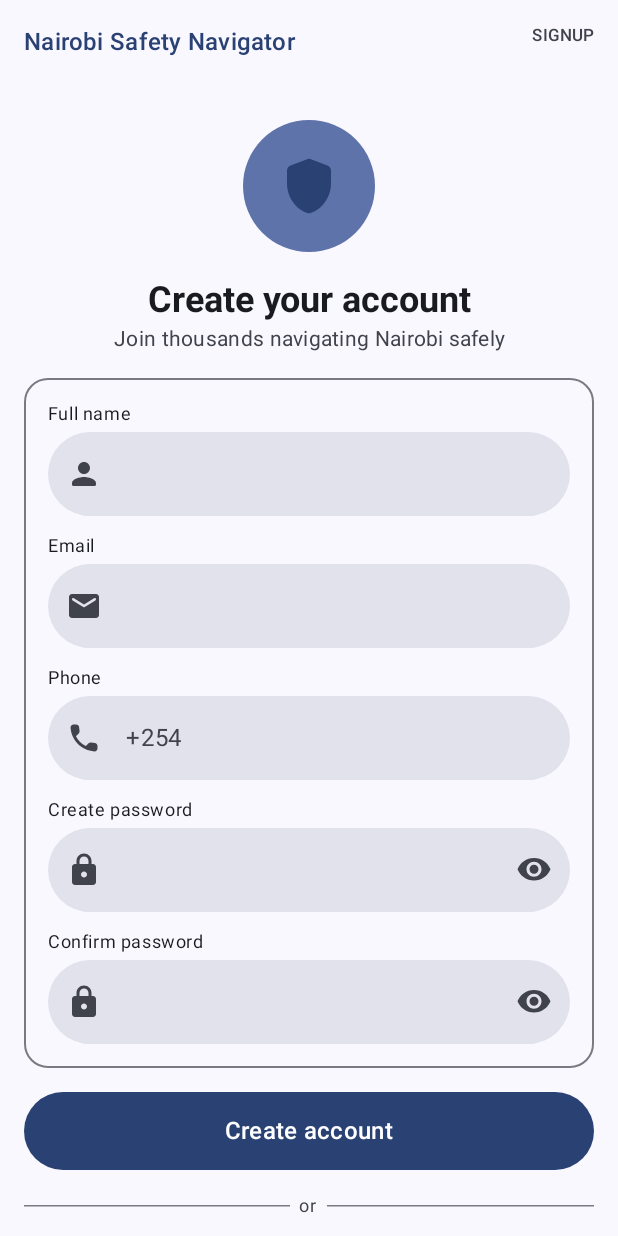
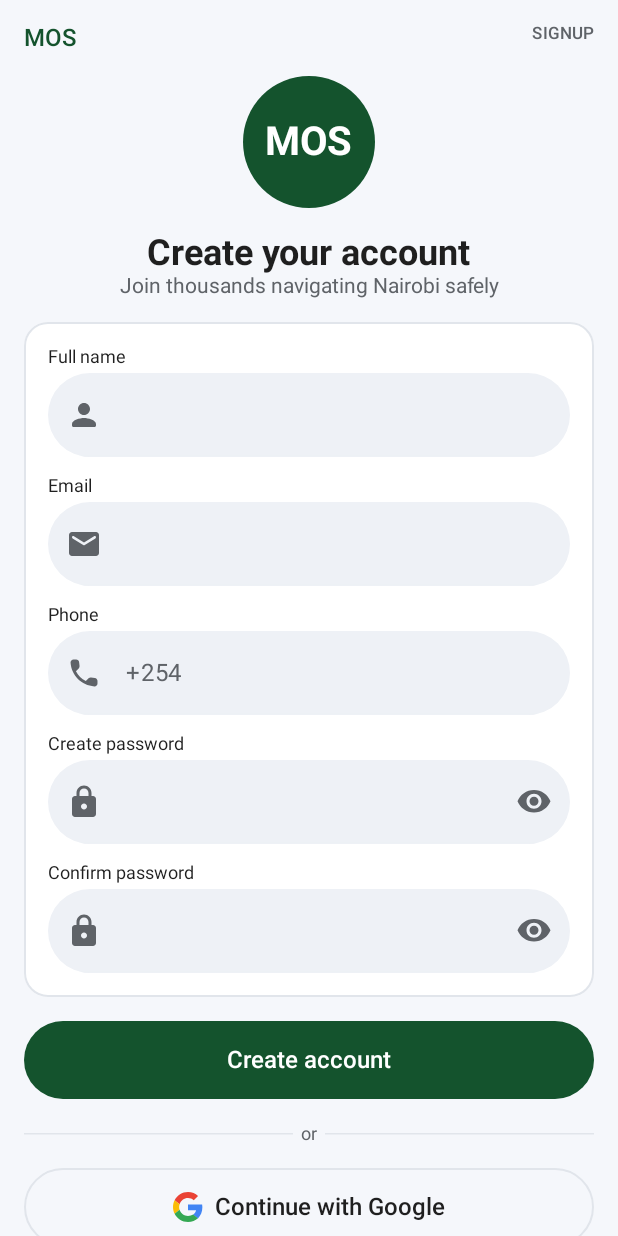
Before and after one commit to jolene-jebet/MOS, an Android app built with Jetpack Compose: the screen it shows after launch (MainActivity), after a tap on "Sign up", on a phone screen of 412 x 824 dp. Run offline under Robolectric (Android 15) with nearby library versions, the phone set to English and light mode, and no system bars; our stand-ins replace Firebase (no records; nobody signed in at launch, a user with empty details on screens opened directly); 2 other taps on this screen came first.

Commit message:
add splach screen and MOS logo

```diff
--- a/app/src/main/java/com/example/mos/MainActivity.kt
+++ b/app/src/main/java/com/example/mos/MainActivity.kt
@@ -18,6 +18,7 @@ import androidx.compose.material3.Text
 import androidx.compose.runtime.Composable
 import androidx.compose.runtime.getValue
 import androidx.compose.runtime.remember
+import androidx.compose.runtime.rememberCoroutineScope
 import androidx.compose.ui.Modifier
 import androidx.lifecycle.createSavedStateHandle
 import androidx.lifecycle.viewmodel.compose.viewModel
@@ -37,11 +38,13 @@ import com.example.mos.data.RouteRepository
 import com.example.mos.screens.auth.AuthViewModel
 import com.example.mos.screens.auth.LoginScreen
 import com.example.mos.screens.auth.SignupScreen
+import com.example.mos.screens.auth.WelcomeScreen
 import com.example.mos.screens.explore.ExploreScreen
 import com.example.mos.screens.profile.ProfileScreen
 import com.example.mos.screens.routedetail.RouteDetailScreen
 import com.example.mos.screens.routedetail.RouteDetailViewModel
 import com.example.mos.ui.theme.MOSTheme
+import kotlinx.coroutines.launch
 
 class MainActivity : ComponentActivity() {
 
@@ -76,8 +79,10 @@ fun MOSApp(
     val backStackEntry by navController.currentBackStackEntryAsState()
     val currentRoute = backStackEntry?.destination?.route
 
-    // Resume straight into Explore if already signed in; otherwise start at Login.
-    val startDestination = remember { if (authRepository.currentUser() != null) "explore" else "login" }
+    val scope = rememberCoroutineScope()
+
+    // Resume straight into Explore if already signed in; otherwise start at Welcome.
+    val startDestination = remember { if (authRepository.currentUser() != null) "explore" else "welcome" }
 
     // Bottom bar is shown only on the two main tabs.
     val showBottomBar = currentRoute == "explore" || currentRoute == "profile"
@@ -108,6 +113,12 @@ fun MOSApp(
             startDestination = startDestination,
             modifier = Modifier.padding(innerPadding)
         ) {
+            composable("welcome") {
+                WelcomeScreen(
+                    onLogin = { navController.navigate("login") },
+                    onSignup = { navController.navigate("signup") }
+                )
+            }
             composable("login") {
                 LoginScreen(
                     viewModel = viewModel { AuthViewModel(authRepository) },
@@ -116,7 +127,8 @@ fun MOSApp(
                             popUpTo(navController.graph.id) { inclusive = true }
                         }
                     },
-                    onGoToSignup = { navController.navigate("signup") }
+                    // popUpTo keeps the back stack as Welcome -> Signup (no Login/Signup pile-up).
+                    onGoToSignup = { navController.navigate("signup") { popUpTo("welcome") } }
                 )
             }
             composable("signup") {
@@ -127,7 +139,7 @@ fun MOSApp(
                             popUpTo(navController.graph.id) { inclusive = true }
                         }
                     },
-                    onGoToLogin = { navController.popBackStack() }
+                    onGoToLogin = { navController.navigate("login") { popUpTo("welcome") } }
                 )
             }
             composable("explore") {
@@ -158,8 +170,11 @@ fun MOSApp(
             composable("profile") {
                 ProfileScreen(
                     onSignOut = {
-                        navController.navigate("login") {
-                            popUpTo(navController.graph.id) { inclusive = true }
+                        scope.launch {
+                            authRepository.logout()
+                            navController.navigate("welcome") {
+                                popUpTo(navController.graph.id) { inclusive = true }
+                            }
                         }
                     }
                 )
--- a/app/src/main/java/com/example/mos/screens/auth/AuthScreens.kt
+++ b/app/src/main/java/com/example/mos/screens/auth/AuthScreens.kt
@@ -2,6 +2,8 @@
 package com.example.mos.screens.auth
 
 import android.content.Context
+import androidx.compose.foundation.BorderStroke
+import androidx.compose.foundation.Image
 import androidx.compose.foundation.background
 import androidx.compose.foundation.layout.Arrangement
 import androidx.compose.foundation.layout.Box
@@ -14,6 +16,7 @@ import androidx.compose.foundation.layout.height
 import androidx.compose.foundation.layout.imePadding
 import androidx.compose.foundation.layout.padding
 import androidx.compose.foundation.layout.size
+import androidx.compose.foundation.layout.width
 import androidx.compose.foundation.rememberScrollState
 import androidx.compose.foundation.shape.CircleShape
 import androidx.compose.foundation.shape.RoundedCornerShape
@@ -24,7 +27,6 @@ import androidx.compose.material.icons.rounded.Email
 import androidx.compose.material.icons.rounded.Lock
 import androidx.compose.material.icons.rounded.Person
 import androidx.compose.material.icons.rounded.Phone
-import androidx.compose.material.icons.rounded.Shield
 import androidx.compose.material.icons.rounded.Visibility
 import androidx.compose.material.icons.rounded.VisibilityOff
 import androidx.compose.material3.Button
@@ -52,12 +54,15 @@ import androidx.compose.ui.Alignment
 import androidx.compose.ui.Modifier
 import androidx.compose.ui.graphics.vector.ImageVector
 import androidx.compose.ui.platform.LocalContext
+import androidx.compose.ui.res.painterResource
 import androidx.compose.ui.text.font.FontWeight
 import androidx.compose.ui.text.input.KeyboardType
 import androidx.compose.ui.text.input.PasswordVisualTransformation
 import androidx.compose.ui.text.input.VisualTransformation
 import androidx.compose.ui.text.style.TextAlign
+import androidx.compose.ui.unit.Dp
 import androidx.compose.ui.unit.dp
+import androidx.compose.ui.unit.sp
 import androidx.credentials.CredentialManager
 import androidx.credentials.CustomCredential
 import androidx.credentials.GetCredentialRequest
@@ -71,6 +76,37 @@ import kotlinx.coroutines.launch
 
 // ---------- Screens ----------
 
+// First screen for signed-out users: logo and tagline in the middle, buttons at the bottom.
+@Composable
+fun WelcomeScreen(onLogin: () -> Unit, onSignup: () -> Unit) {
+    Column(
+        modifier = Modifier
+            .fillMaxSize()
+            .background(MaterialTheme.colorScheme.background)
+            .padding(16.dp),
+        horizontalAlignment = Alignment.CenterHorizontally
+    ) {
+        Column(
+            modifier = Modifier.weight(1f),
+            verticalArrangement = Arrangement.Center,
+            horizontalAlignment = Alignment.CenterHorizontally
+        ) {
+            MosLogo(size = 140.dp)
+            Spacer(Modifier.height(24.dp))
+            Text(
+                "Move smart. Arrive safe.",
+                style = MaterialTheme.typography.titleMedium,
+                color = MaterialTheme.colorScheme.onSurfaceVariant
+            )
+        }
+
+        PrimaryButton("Log in", loading = false, onClick = onLogin)
+        Spacer(Modifier.height(12.dp))
+        SecondaryButton("Sign up", onClick = onSignup)
+        Spacer(Modifier.height(16.dp))
+    }
+}
+
 @Composable
 fun LoginScreen(viewModel: AuthViewModel, onLogin: () -> Unit, onGoToSignup: () -> Unit) {
     val state by viewModel.uiState.collectAsState()
@@ -78,8 +114,8 @@ fun LoginScreen(viewModel: AuthViewModel, onLogin: () -> Unit, onGoToSignup: ()
     var password by rememberSaveable { mutableStateOf("") }
 
     AuthPage {
-        ShieldLogo()
-        Title("Welcome back", "Sign in to keep navigating Nairobi safely")
+        MosLogo(size = 88.dp)
+        Title("Welcome back", "Log in to keep navigating Nairobi safely")
 
         FormCard {
             AuthTextField("Email", email, { email = it }, Icons.Rounded.Email, KeyboardType.Email)
@@ -87,7 +123,7 @@ fun LoginScreen(viewModel: AuthViewModel, onLogin: () -> Unit, onGoToSignup: ()
         }
 
         ErrorText(state.error)
-        PrimaryButton("Sign in", state.loading) { viewModel.login(email, password, onLogin) }
+        PrimaryButton("Log in", state.loading) { viewModel.login(email, password, onLogin) }
         OrDivider()
         GoogleButton(viewModel, onLogin)
 
@@ -106,7 +142,7 @@ fun SignupScreen(viewModel: AuthViewModel, onSignup: () -> Unit, onGoToLogin: ()
 
     AuthPage {
         SignupTopBar()
-        ShieldLogo()
+        MosLogo(size = 88.dp)
         Title("Create your account", "Join thousands navigating Nairobi safely")
 
         FormCard {
@@ -127,7 +163,7 @@ fun SignupScreen(viewModel: AuthViewModel, onSignup: () -> Unit, onGoToLogin: ()
         OrDivider()
         GoogleButton(viewModel, onSignup)
 
-        SwitchScreenLink("Already have an account?", "Sign in", onGoToLogin)
+        SwitchScreenLink("Already have an account?", "Log in", onGoToLogin)
         SecurityFooter()
     }
 }
@@ -157,7 +193,17 @@ private fun GoogleButton(viewModel: AuthViewModel, onSuccess: () -> Unit) {
         modifier = Modifier.fillMaxWidth().height(52.dp),
         shape = CircleShape
     ) {
-        Text("Continue with Google", style = MaterialTheme.typography.titleMedium)
+        Image(
+            painter = painterResource(R.drawable.ic_google_logo),
+            contentDescription = null,
+            modifier = Modifier.size(20.dp)
+        )
+        Spacer(Modifier.width(8.dp))
+        Text(
+            "Continue with Google",
+            style = MaterialTheme.typography.titleMedium,
+            color = MaterialTheme.colorScheme.onSurface
+        )
     }
 }
 
@@ -200,7 +246,7 @@ private fun AuthPage(content: @Composable () -> Unit) {
 private fun SignupTopBar() {
     Row(modifier = Modifier.fillMaxWidth(), horizontalArrangement = Arrangement.SpaceBetween) {
         Text(
-            "Nairobi Safety Navigator",
+            "MOS",
             style = MaterialTheme.typography.titleMedium,
             color = MaterialTheme.colorScheme.primary
         )
@@ -212,20 +258,20 @@ private fun SignupTopBar() {
     }
 }
 
+// The MOS logo: a green circle with "MOS" in white. Text scales with the circle.
 @Composable
-private fun ShieldLogo() {
+private fun MosLogo(size: Dp) {
     Box(
         modifier = Modifier
-            .padding(top = 24.dp)
-            .size(88.dp)
-            .background(MaterialTheme.colorScheme.primaryContainer, CircleShape),
+            .size(size)
+            .background(MaterialTheme.colorScheme.primary, CircleShape),
         contentAlignment = Alignment.Center
     ) {
-        Icon(
-            Icons.Rounded.Shield,
-            contentDescription = "MOS logo",
-            tint = MaterialTheme.colorScheme.primary,
-            modifier = Modifier.size(44.dp)
+        Text(
+            "MOS",
+            color = MaterialTheme.colorScheme.onPrimary,
+            fontWeight = FontWeight.Bold,
+            fontSize = (size.value * 0.3f).sp
         )
     }
 }
@@ -343,6 +389,19 @@ private fun PrimaryButton(text: String, loading: Boolean, onClick: () -> Unit) {
     }
 }
 
+// Outlined pill with green text, for the less important action.
+@Composable
+private fun SecondaryButton(text: String, onClick: () -> Unit) {
+    OutlinedButton(
+        onClick = onClick,
+        modifier = Modifier.fillMaxWidth().height(52.dp),
+        shape = CircleShape,
+        border = BorderStroke(1.dp, MaterialTheme.colorScheme.primary)
+    ) {
+        Text(text, style = MaterialTheme.typography.titleMedium, color = MaterialTheme.colorScheme.primary)
+    }
+}
+
 @Composable
 private fun OrDivider() {
     Row(verticalAlignment = Alignment.CenterVertically) {
--- a/app/src/main/java/com/example/mos/screens/explore/ExploreScreen.kt
+++ b/app/src/main/java/com/example/mos/screens/explore/ExploreScreen.kt
@@ -18,7 +18,10 @@ import androidx.compose.material3.*
 import androidx.compose.runtime.*
 import androidx.compose.ui.Alignment
 import androidx.compose.ui.Modifier
-import androidx.compose.ui.graphics.Color
+import com.example.mos.data.level
+import com.example.mos.ui.theme.Safe
+import com.example.mos.ui.theme.SafeContainer
+import com.example.mos.ui.theme.color
 import androidx.compose.ui.platform.LocalContext
 import androidx.compose.ui.platform.LocalDensity
 import androidx.compose.ui.text.style.TextOverflow
@@ -177,12 +180,12 @@ fun ExploreScreen(
                     )
                     Surface(
                         shape = RoundedCornerShape(50),
-                        color = Color(0xFFD7F5E2)
+                        color = SafeContainer
                     ) {
                         Text(
                             text = "● Live Safety Updates",
                             style = MaterialTheme.typography.labelSmall,
-                            color = Color(0xFF2DB864),
+                            color = Safe,
                             modifier = Modifier.padding(horizontal = 8.dp, vertical = 4.dp)
                         )
                     }
@@ -268,11 +271,7 @@ fun ExploreScreen(
                     if (route.stops.size >= 2) {
                         val isSafest = route == uiState.routes.first()
                         val points = route.stops.map { LatLng(it.lat, it.lng) }
-                        val color = when {
-                            route.risk.overall < 0.15 -> Color(0xFF2DB864) // Safe green
-                            route.risk.overall <= 0.30 -> Color(0xFFF9AB00) // Caution amber
-                            else -> Color(0xFFD93025) // Risk red
-                        }
+                        val color = route.risk.level().color()
                         Polyline(
                             points = points,
                             color = color,
@@ -306,7 +305,7 @@ fun ExploreScreen(
                     ) {
                         Column {
                             Text(
-                                text = "Nairobi Safety Navigator",
+                                text = "MOS",
                                 style = MaterialTheme.typography.titleMedium,
                                 color = MaterialTheme.colorScheme.primary
                             )
@@ -614,19 +613,19 @@ fun RouteCardItem(
                 Text(
                     text = "Overall Risk: ${(route.risk.overall * 100).toInt()}%",
                     style = MaterialTheme.typography.bodySmall,
-                    color = if (route.risk.overall < 0.15) Color(0xFF2DB864) else Color(0xFFD93025)
+                    color = route.risk.level().color()
                 )
             }
 
             if (isSafest) {
                 Surface(
                     shape = RoundedCornerShape(50),
-                    color = Color(0xFF2DB864)
+                    color = Safe
                 ) {
                     Text(
                         text = "SAFEST",
                         style = MaterialTheme.typography.labelSmall,
-                        color = Color.White,
+                        color = MaterialTheme.colorScheme.onPrimary,
                         modifier = Modifier.padding(horizontal = 8.dp, vertical = 4.dp)
                     )
                 }
--- a/app/src/main/java/com/example/mos/ui/theme/Color.kt
+++ b/app/src/main/java/com/example/mos/ui/theme/Color.kt
@@ -2,11 +2,37 @@
 package com.example.mos.ui.theme
 
 import androidx.compose.ui.graphics.Color
+import com.example.mos.data.RiskLevel
 
-val Purple80 = Color(0xFFD0BCFF)
-val PurpleGrey80 = Color(0xFFCCC2DC)
-val Pink80 = Color(0xFFEFB8C8)
+// Colours from DESIGN.md. Keep the two in sync.
 
-val Purple40 = Color(0xFF6650a4)
-val PurpleGrey40 = Color(0xFF625b71)
-val Pink40 = Color(0xFF7D5260)
+// Brand
+val Primary = Color(0xFF14532D)
+val PrimaryDark = Color(0xFF0B3B20)
+val PrimaryContainer = Color(0xFFE4F0E8)
+val OnPrimary = Color(0xFFFFFFFF)
+
+// Risk (only ever used to show risk)
+val Safe = Color(0xFF2DB864)
+val SafeContainer = Color(0xFFD7F5E2)
+val Caution = Color(0xFFF9AB00)
+val CautionContainer = Color(0xFFFEF3D6)
+val Risk = Color(0xFFD93025)
+val RiskContainer = Color(0xFFFCE8E6)
+val Info = Color(0xFF1A73E8)
+val InfoContainer = Color(0xFFE8F0FE)
+
+// Neutrals
+val Background = Color(0xFFF5F7FB)
+val Surface = Color(0xFFFFFFFF)
+val SurfaceVariant = Color(0xFFEEF1F6)
+val Outline = Color(0xFFE1E5EB)
+val TextPrimary = Color(0xFF1F1F1F)
+val TextSecondary = Color(0xFF5F6368)
+
+// Green / amber / red for a risk level.
+fun RiskLevel.color(): Color = when (this) {
+    RiskLevel.LOW -> Safe
+    RiskLevel.MODERATE -> Caution
+    RiskLevel.HIGH -> Risk
+}
--- a/app/src/main/java/com/example/mos/ui/theme/Theme.kt
+++ b/app/src/main/java/com/example/mos/ui/theme/Theme.kt
@@ -1,58 +1,32 @@
 // OWNER: A — TODO
 package com.example.mos.ui.theme
 
-import android.app.Activity
-import android.os.Build
-import androidx.compose.foundation.isSystemInDarkTheme
 import androidx.compose.material3.MaterialTheme
-import androidx.compose.material3.darkColorScheme
-import androidx.compose.material3.dynamicDarkColorScheme
-import androidx.compose.material3.dynamicLightColorScheme
 import androidx.compose.material3.lightColorScheme
 import androidx.compose.runtime.Composable
-import androidx.compose.ui.platform.LocalContext
 
-private val DarkColorScheme = darkColorScheme(
-    primary = Purple80,
-    secondary = PurpleGrey80,
-    tertiary = Pink80
-)
-
-private val LightColorScheme = lightColorScheme(
-    primary = Purple40,
-    secondary = PurpleGrey40,
-    tertiary = Pink40
-
-    /* Other default colors to override
-    background = Color(0xFFFFFBFE),
-    surface = Color(0xFFFFFBFE),
-    onPrimary = Color.White,
-    onSecondary = Color.White,
-    onTertiary = Color.White,
-    onBackground = Color(0xFF1C1B1F),
-    onSurface = Color(0xFF1C1B1F),
-    */
+// Light mode only for now (see DESIGN.md).
+private val MosColorScheme = lightColorScheme(
+    primary = Primary,
+    onPrimary = OnPrimary,
+    primaryContainer = PrimaryContainer,
+    onPrimaryContainer = Primary,
+    background = Background,
+    onBackground = TextPrimary,
+    surface = Surface,
+    onSurface = TextPrimary,
+    surfaceVariant = SurfaceVariant,
+    onSurfaceVariant = TextSecondary,
+    outline = Outline,
+    outlineVariant = Outline,
+    error = Risk,
+    errorContainer = RiskContainer
 )
 
 @Composable
-fun MOSTheme(
-    darkTheme: Boolean = isSystemInDarkTheme(),
-    // Dynamic color is available on Android 12+
-    dynamicColor: Boolean = true,
-    content: @Composable () -> Unit
-) {
-    val colorScheme = when {
-        dynamicColor && Build.VERSION.SDK_INT >= Build.VERSION_CODES.S -> {
-            val context = LocalContext.current
-            if (darkTheme) dynamicDarkColorScheme(context) else dynamicLightColorScheme(context)
-        }
-
-        darkTheme -> DarkColorScheme
-        else -> LightColorScheme
-    }
-
+fun MOSTheme(content: @Composable () -> Unit) {
     MaterialTheme(
-        colorScheme = colorScheme,
+        colorScheme = MosColorScheme,
         typography = Typography,
         content = content
     )
--- a/app/src/main/java/com/example/mos/ui/theme/Type.kt
+++ b/app/src/main/java/com/example/mos/ui/theme/Type.kt
@@ -3,33 +3,22 @@ package com.example.mos.ui.theme
 
 import androidx.compose.material3.Typography
 import androidx.compose.ui.text.TextStyle
-import androidx.compose.ui.text.font.FontFamily
 import androidx.compose.ui.text.font.FontWeight
 import androidx.compose.ui.unit.sp
 
-// Set of Material typography styles to start with
+// Type scale from DESIGN.md. Font is Roboto (the Android default).
 val Typography = Typography(
-    bodyLarge = TextStyle(
-        fontFamily = FontFamily.Default,
-        fontWeight = FontWeight.Normal,
-        fontSize = 16.sp,
-        lineHeight = 24.sp,
+    displaySmall = TextStyle(fontSize = 32.sp, lineHeight = 40.sp, fontWeight = FontWeight.Bold),
+    headlineSmall = TextStyle(fontSize = 24.sp, lineHeight = 32.sp, fontWeight = FontWeight.Bold),
+    titleLarge = TextStyle(fontSize = 20.sp, lineHeight = 28.sp, fontWeight = FontWeight.SemiBold),
+    titleMedium = TextStyle(fontSize = 16.sp, lineHeight = 24.sp, fontWeight = FontWeight.SemiBold),
+    bodyMedium = TextStyle(fontSize = 14.sp, lineHeight = 20.sp, fontWeight = FontWeight.Normal),
+    bodySmall = TextStyle(fontSize = 12.sp, lineHeight = 16.sp, fontWeight = FontWeight.Normal),
+    labelMedium = TextStyle(fontSize = 12.sp, lineHeight = 16.sp, fontWeight = FontWeight.Medium),
+    labelSmall = TextStyle(
+        fontSize = 11.sp,
+        lineHeight = 16.sp,
+        fontWeight = FontWeight.SemiBold,
         letterSpacing = 0.5.sp
     )
-    /* Other default text styles to override
-    titleLarge = TextStyle(
-        fontFamily = FontFamily.Default,
-        fontWeight = FontWeight.Normal,
-        fontSize = 22.sp,
-        lineHeight = 28.sp,
-        letterSpacing = 0.sp
-    ),
-    labelSmall = TextStyle(
-        fontFamily = FontFamily.Default,
-        fontWeight = FontWeight.Medium,
-        fontSize = 11.sp,
-        lineHeight = 16.sp,
-        letterSpacing = 0.5.sp
-    )
-    */
 )
--- /dev/null
+++ b/app/src/main/res/drawable/ic_google_logo.xml
@@ -0,0 +1,21 @@
+<?xml version="1.0" encoding="utf-8"?>
+<!-- Google "G" logo for the "Continue with Google" button.
+     Uses Google's own brand colours, as their sign-in branding rules require. -->
+<vector xmlns:android="http://schemas.android.com/apk/res/android"
+    android:width="24dp"
+    android:height="24dp"
+    android:viewportWidth="48"
+    android:viewportHeight="48">
+    <path
+        android:fillColor="#EA4335"
+        android:pathData="M24,9.5c3.54,0 6.71,1.22 9.21,3.6l6.85,-6.85C35.9,2.38 30.47,0 24,0 14.62,0 6.51,5.38 2.56,13.22l7.98,6.19C12.43,13.72 17.74,9.5 24,9.5z" />
+    <path
+        android:fillColor="#4285F4"
+        android:pathData="M46.98,24.55c0,-1.57 -0.15,-3.09 -0.38,-4.55H24v9.02h12.94c-0.58,2.96 -2.26,5.48 -4.78,7.18l7.73,6c4.51,-4.18 7.09,-10.36 7.09,-17.65z" />
+    <path
+        android:fillColor="#FBBC05"
+        android:pathData="M10.53,28.59c-0.48,-1.45 -0.76,-2.99 -0.76,-4.59s0.27,-3.14 0.76,-4.59l-7.98,-6.19C0.92,16.46 0,20.12 0,24c0,3.88 0.92,7.54 2.56,10.78l7.97,-6.19z" />
+    <path
+        android:fillColor="#34A853"
+        android:pathData="M24,48c6.48,0 11.93,-2.13 15.89,-5.81l-7.73,-6c-2.15,1.45 -4.92,2.3 -8.16,2.3 -6.26,0 -11.57,-4.22 -13.47,-9.91l-7.98,6.19C6.51,42.62 14.62,48 24,48z" />
+</vector>
```
Also changed, not shown: 1 other file.
